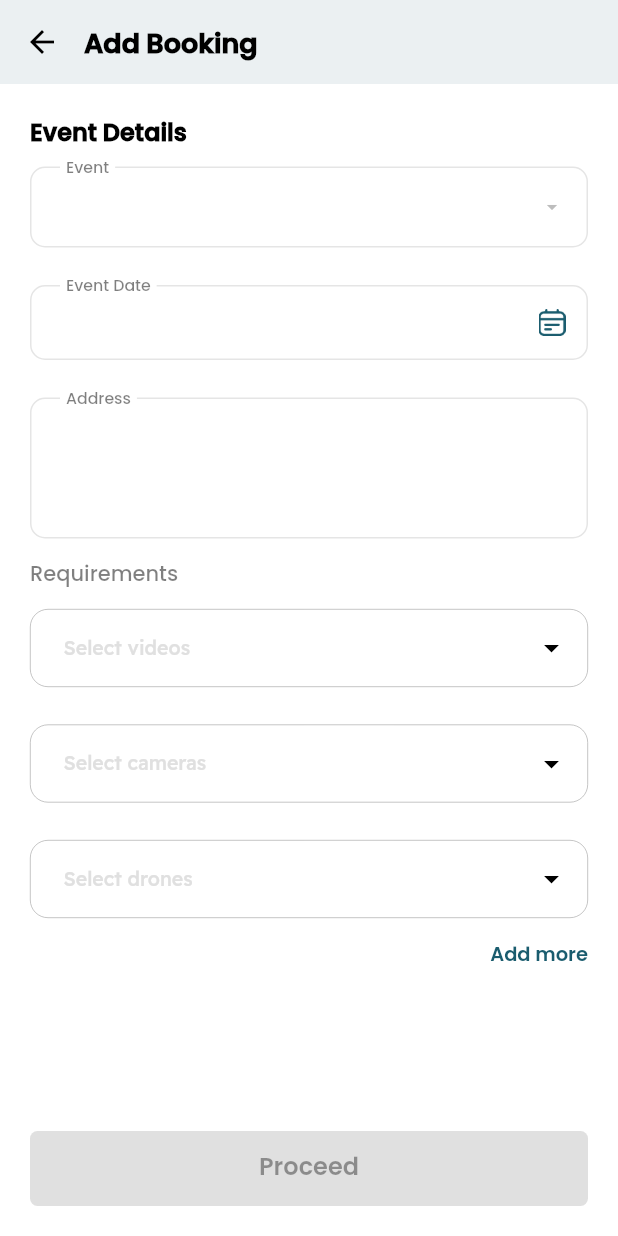
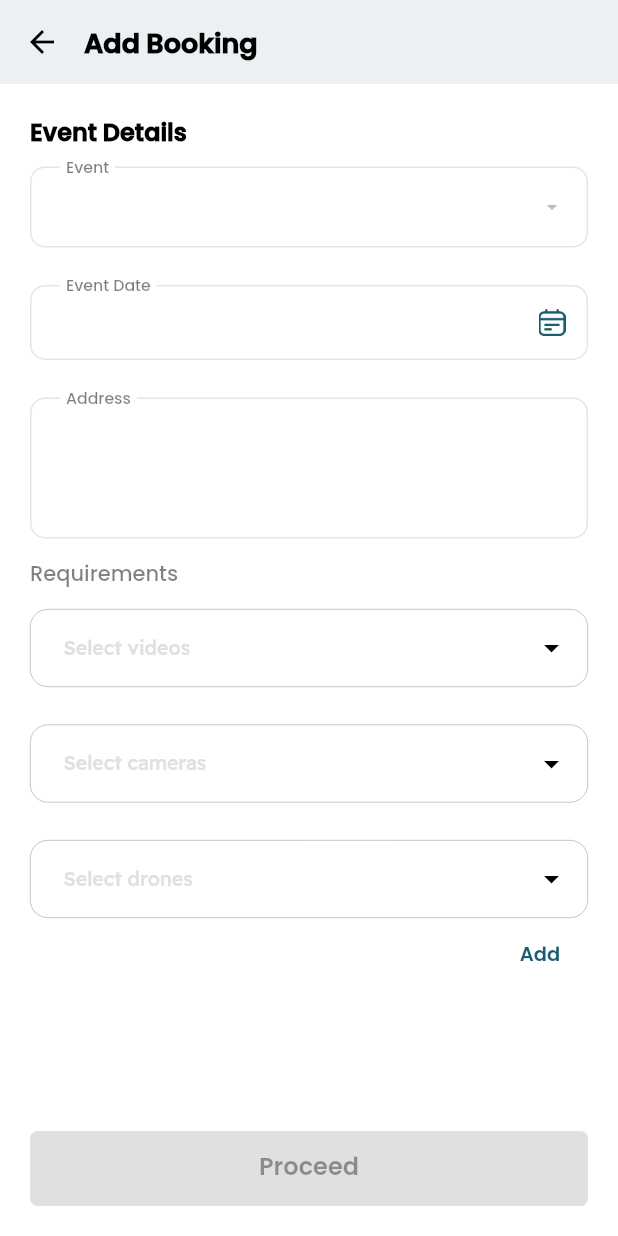
Before and after one commit to SatyaMirthipati/photographers_book, a Flutter app: the AddEventDetailsScreen screen opened directly with empty values, on a phone screen of 412 x 824 dp. Run offline on Flutter 3.47's test engine with Material 3 defaults, Android fonts, the phone set to English and light mode, and no system bars; drawn by our look-alikes of multi_dropdown; our stand-ins replace cached_network_image, dio, expandable_page_view, fluro, image_picker, lottie and 5 more; missing offline and left inert: flutter_portal, syncfusion_flutter_pdfviewer; accounts and stored records are empty.

Commit message:
Change button text

```diff
--- a/lib/ui/screens/bookings/create_booking/add_event_details_screen.dart
+++ b/lib/ui/screens/bookings/create_booking/add_event_details_screen.dart
@@ -238,7 +238,7 @@ class _AddEventDetailsScreenState extends State<AddEventDetailsScreen> {
                     setState(() {});
                     reset();
                   },
-                  child: const Text('Add more'),
+                  child: const Text('Add'),
                 ),
               ),
               const SizedBox(height: 20),
```
